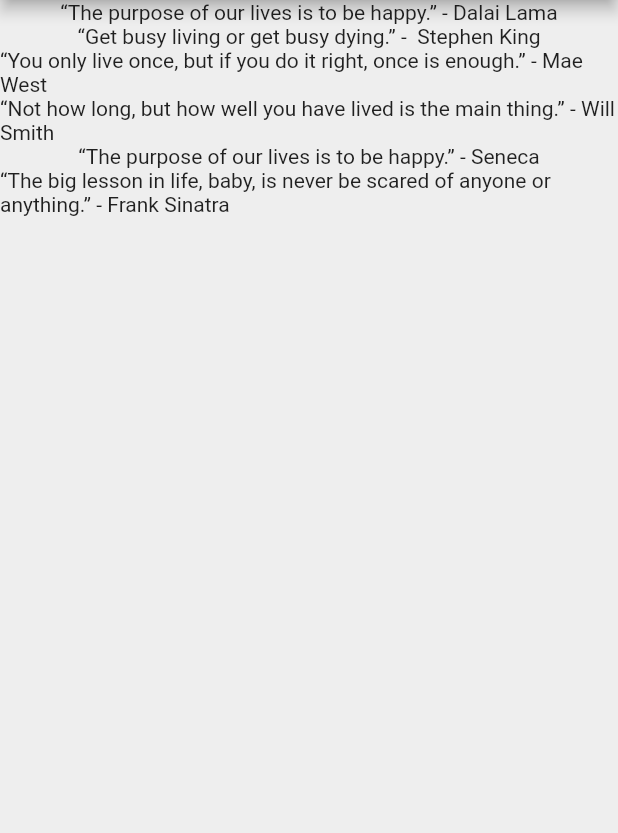
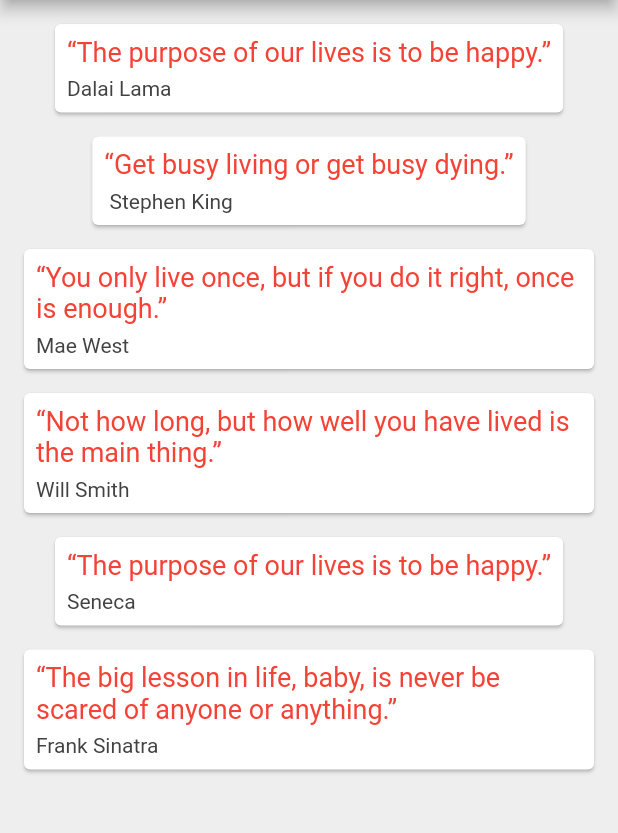
Before and after one commit to pankajatgithub/flutter_Quotelist_app, a Flutter app: the screen it shows after launch, on a phone screen of 412 x 824 dp, the part 84-917 px from its top. Run offline on Flutter 3.47's test engine with Material 2 defaults, Android fonts, the phone set to English and light mode, and no system bars.

Commit message:
Cards in Flutter

```diff
--- a/lib/main.dart
+++ b/lib/main.dart
@@ -9,6 +9,36 @@ void main() {
 class QuoteList extends StatefulWidget {
   @override
   _QuoteListState createState() => _QuoteListState();
+}
+
+Widget quoteTemplate(Quote){
+  return Card(
+    margin: EdgeInsets.fromLTRB(16.0,16.0,16.0,0.0),
+    child: Padding(
+      padding: const EdgeInsets.all(8.0),
+      child: Column(
+        crossAxisAlignment: CrossAxisAlignment.start,
+        children: [
+          Text(
+            Quote.text,
+            style: TextStyle(
+              fontSize: 18.0,
+              color: Colors.red[500]
+            ),
+          ),
+          SizedBox(height: 6.0),
+          Text(
+            Quote.author,
+            style: TextStyle(
+              fontSize: 14.0,
+              color: Colors.grey[800]
+            ),
+          )
+
+                ],
+      ),
+    ),
+  );
 }
 
 class _QuoteListState extends State<QuoteList> {
@@ -30,7 +60,7 @@ class _QuoteListState extends State<QuoteList> {
         backgroundColor: Colors.redAccent
       ),
       body: Column(
-        children:Quotes.map((getQuote) =>Text("${getQuote.text} - ${getQuote.author}")).toList(),
+        children:Quotes.map((getQuote) =>quoteTemplate(getQuote)).toList(),
       ),
 
     );
```
